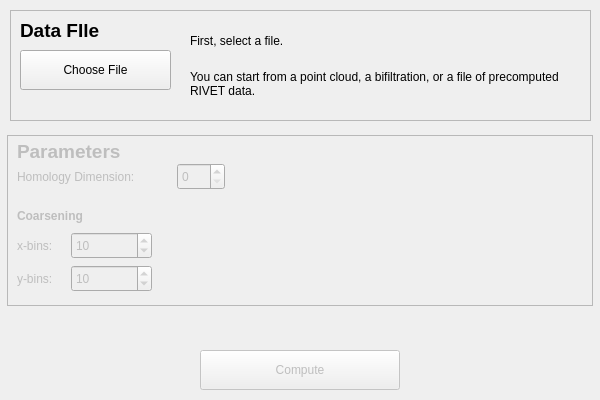
This is dataselectdialog.ui in rivetTDA/rivet as Qt 5 draws it before an edit. The edited form follows.
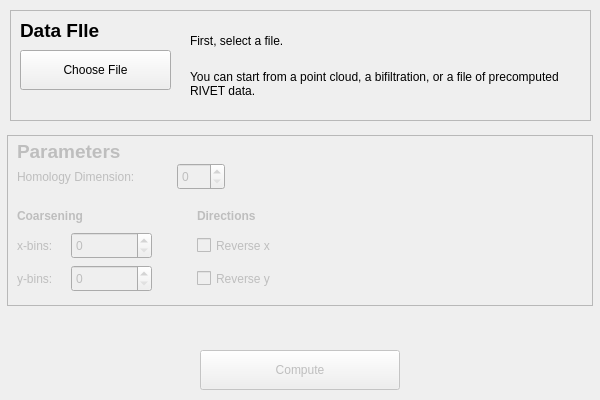
This is the edited form.

The edit to the form file:
```diff
--- a/dataselectdialog.ui
+++ b/dataselectdialog.ui
@@ -116,7 +116,7 @@
      <number>999</number>
     </property>
     <property name="value">
-     <number>10</number>
+     <number>0</number>
     </property>
    </widget>
    <widget class="QSpinBox" name="ybinSpinBox">
@@ -137,9 +137,6 @@
     <property name="maximum">
      <number>999</number>
     </property>
-    <property name="value">
-     <number>10</number>
-    </property>
    </widget>
    <widget class="QLabel" name="homDimLabel">
     <property name="geometry">
@@ -203,6 +200,51 @@
      <string>Coarsening</string>
     </property>
    </widget>
+   <widget class="QLabel" name="label">
+    <property name="geometry">
+     <rect>
+      <x>190</x>
+      <y>70</y>
+      <width>91</width>
+      <height>21</height>
+     </rect>
+    </property>
+    <property name="font">
+     <font>
+      <weight>75</weight>
+      <bold>true</bold>
+     </font>
+    </property>
+    <property name="text">
+     <string>Directions</string>
+    </property>
+   </widget>
+   <widget class="QCheckBox" name="xrevCheckBox">
+    <property name="geometry">
+     <rect>
+      <x>190</x>
+      <y>97</y>
+      <width>81</width>
+      <height>27</height>
+     </rect>
+    </property>
+    <property name="text">
+     <string>Reverse x</string>
+    </property>
+   </widget>
+   <widget class="QCheckBox" name="yrevCheckBox">
+    <property name="geometry">
+     <rect>
+      <x>190</x>
+      <y>130</y>
+      <width>81</width>
+      <height>27</height>
+     </rect>
+    </property>
+    <property name="text">
+     <string>Reverse y</string>
+    </property>
+   </widget>
   </widget>
   <widget class="QFrame" name="frame">
    <property name="geometry">
```
